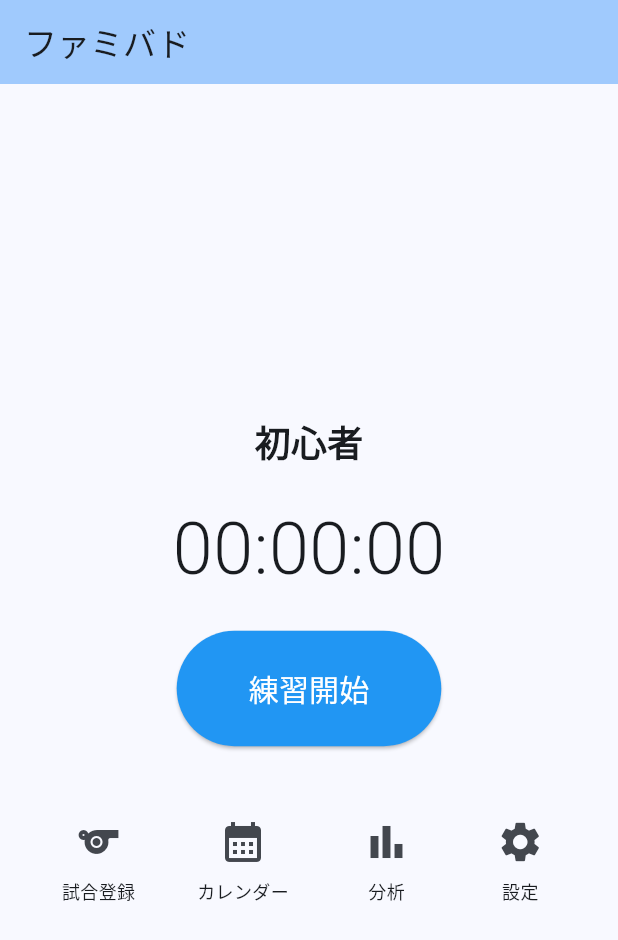
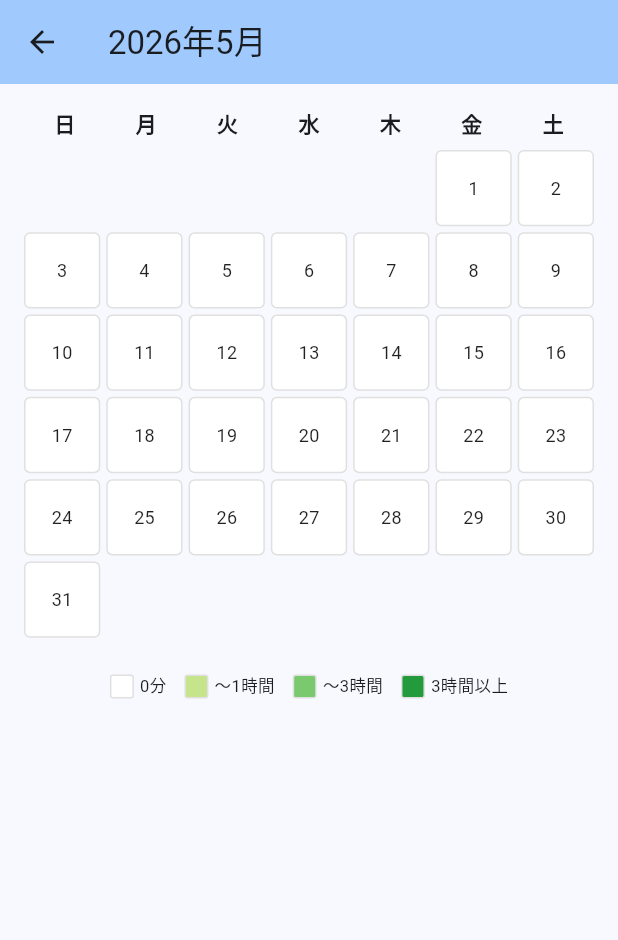
Before and after one commit to yuri-kuramoto/badminton-score-app, a Flutter app: the screen it shows after launch, after a tap on the "calendar month" icon, on a phone screen of 412 x 824 dp. Shown: the top 940 px of the screen. Run offline on Flutter 3.47's test engine with Material 3 defaults, Android fonts, the phone set to English and light mode, and no system bars; our stand-ins replace sqflite; accounts and stored records are empty.

Commit message:
Add calendar screen with practice record CRUD

```diff
--- a/lib/main.dart
+++ b/lib/main.dart
@@ -1,6 +1,8 @@
 import 'package:flutter/material.dart';
 import 'database/db_helper.dart';
 import 'screens/match_register_screen.dart';
+import 'screens/calendar_screen.dart';
+import 'package:flutter_localizations/flutter_localizations.dart';
 
 void main() async {
   WidgetsFlutterBinding.ensureInitialized();
@@ -14,8 +16,16 @@ class MyApp extends StatelessWidget {
   @override
   Widget build(BuildContext context) {
     return MaterialApp(
-      title: 'ファミバド',
-      theme: ThemeData(
+          title: 'ファミバド',
+          localizationsDelegates: const [
+            GlobalMaterialLocalizations.delegate,
+            GlobalWidgetsLocalizations.delegate,
+            GlobalCupertinoLocalizations.delegate,
+          ],
+          supportedLocales: const [
+            Locale('ja', 'JP'),
+          ],
+          theme: ThemeData(
         colorScheme: ColorScheme.fromSeed(seedColor: Colors.blue),
         useMaterial3: true,
       ),
@@ -134,7 +144,14 @@ class _HomeScreenState extends State<HomeScreen> {
                    ),
                  );
                }),
-                _navButton(Icons.calendar_month, 'カレンダー', onTap: () {}),
+                _navButton(Icons.calendar_month, 'カレンダー', onTap: () {
+                  Navigator.push(
+                    context,
+                    MaterialPageRoute(
+                      builder: (context) => const CalendarScreen(),
+                    ),
+                  );
+                }),
                 _navButton(Icons.bar_chart, '分析', onTap: () {}),
                 _navButton(Icons.settings, '設定', onTap: () {}),
               ],
--- /dev/null
+++ b/lib/screens/calendar_screen.dart
@@ -0,0 +1,149 @@
+import 'package:flutter/material.dart';
+import '../database/db_helper.dart';
+import 'calendar_detail_screen.dart';
+
+class CalendarScreen extends StatefulWidget {
+  const CalendarScreen({super.key});
+
+  @override
+  State<CalendarScreen> createState() => _CalendarScreenState();
+}
+
+class _CalendarScreenState extends State<CalendarScreen> {
+  Map<String, int> _practiceMinutes = {}; // 日付 → 練習時間（分）
+
+  @override
+  void initState() {
+    super.initState();
+    _loadPracticeData();
+  }
+
+  Future<void> _loadPracticeData() async {
+    final data = await DbHelper.instance.getPracticeMinutesByDate();
+    setState(() => _practiceMinutes = data);
+  }
+
+  Color _cellColor(int? minutes) {
+    if (minutes == null || minutes == 0) return Colors.white;
+    if (minutes < 60) return const Color(0xFFc6e48b);
+    if (minutes < 180) return const Color(0xFF7bc96f);
+    return const Color(0xFF239a3b);
+  }
+
+  @override
+  Widget build(BuildContext context) {
+    final now = DateTime.now();
+    final firstDay = DateTime(now.year, now.month, 1);
+    final lastDay = DateTime(now.year, now.month + 1, 0);
+
+    // 月の最初の曜日（0=月〜6=日）
+    final firstWeekday = firstDay.weekday % 7; // 日曜始まりに変換
+
+    return Scaffold(
+      appBar: AppBar(
+        title: Text('${now.year}年${now.month}月'),
+        backgroundColor: Theme.of(context).colorScheme.inversePrimary,
+      ),
+      body: Padding(
+        padding: const EdgeInsets.all(16),
+        child: Column(
+          children: [
+            // 曜日ヘッダー
+            Row(
+              children: ['日', '月', '火', '水', '木', '金', '土'].map((d) =>
+                Expanded(
+                  child: Center(
+                    child: Text(d, style: const TextStyle(fontWeight: FontWeight.bold)),
+                  ),
+                ),
+              ).toList(),
+            ),
+            const SizedBox(height: 8),
+
+            // カレンダーグリッド
+            GridView.builder(
+              shrinkWrap: true,
+              physics: const NeverScrollableScrollPhysics(),
+              gridDelegate: const SliverGridDelegateWithFixedCrossAxisCount(
+                crossAxisCount: 7,
+                mainAxisSpacing: 4,
+                crossAxisSpacing: 4,
+              ),
+              itemCount: firstWeekday + lastDay.day,
+              itemBuilder: (context, index) {
+                if (index < firstWeekday) return const SizedBox();
+
+                final day = index - firstWeekday + 1;
+                final date = DateTime(now.year, now.month, day);
+                final dateStr = date.toIso8601String().substring(0, 10);
+                final minutes = _practiceMinutes[dateStr];
+
+                return GestureDetector(
+                  onTap: () {
+                    Navigator.push(
+                      context,
+                      MaterialPageRoute(
+                        builder: (context) => CalendarDetailScreen(date: date),
+                      ),
+                    );
+                  },
+                  child: Container(
+                    decoration: BoxDecoration(
+                      color: _cellColor(minutes),
+                      borderRadius: BorderRadius.circular(4),
+                      border: Border.all(color: Colors.grey.shade300),
+                    ),
+                    child: Center(
+                      child: Text(
+                        '$day',
+                        style: TextStyle(
+                          fontSize: 12,
+                          color: minutes != null && minutes >= 60
+                              ? Colors.white
+                              : Colors.black87,
+                        ),
+                      ),
+                    ),
+                  ),
+                );
+              },
+            ),
+            const SizedBox(height: 24),
+
+            // 凡例
+            Row(
+              mainAxisAlignment: MainAxisAlignment.center,
+              children: [
+                _legend(Colors.white, '0分'),
+                const SizedBox(width: 12),
+                _legend(const Color(0xFFc6e48b), '〜1時間'),
+                const SizedBox(width: 12),
+                _legend(const Color(0xFF7bc96f), '〜3時間'),
+                const SizedBox(width: 12),
+                _legend(const Color(0xFF239a3b), '3時間以上'),
+              ],
+            ),
+          ],
+        ),
+      ),
+    );
+  }
+
+  Widget _legend(Color color, String label) {
+    return Row(
+      children: [
+        Container(
+          width: 16,
+          height: 16,
+          decoration: BoxDecoration(
+            color: color,
+            border: Border.all(color: Colors.grey.shade300),
+            borderRadius: BorderRadius.circular(2),
+          ),
+        ),
+        const SizedBox(width: 4),
+        Text(label, style: const TextStyle(fontSize: 11)),
+      ],
+    );
+  }
+}
--- a/pubspec.yaml
+++ b/pubspec.yaml
@@ -34,7 +34,10 @@ dependencies:
   cupertino_icons: ^1.0.8
   sqflite: ^2.3.0
   path: ^1.9.0
-  intl: ^0.19.0
+  intl: ^0.20.2
+  table_calendar: ^3.1.0
+  flutter_localizations:
+    sdk: flutter
 
 dev_dependencies:
   flutter_test:
```
Also changed, not shown: lib/database/db_helper.dart (+72 -0 lines), lib/screens/calendar_detail_screen.dart (added, +242 -0 lines), pubspec.lock.
